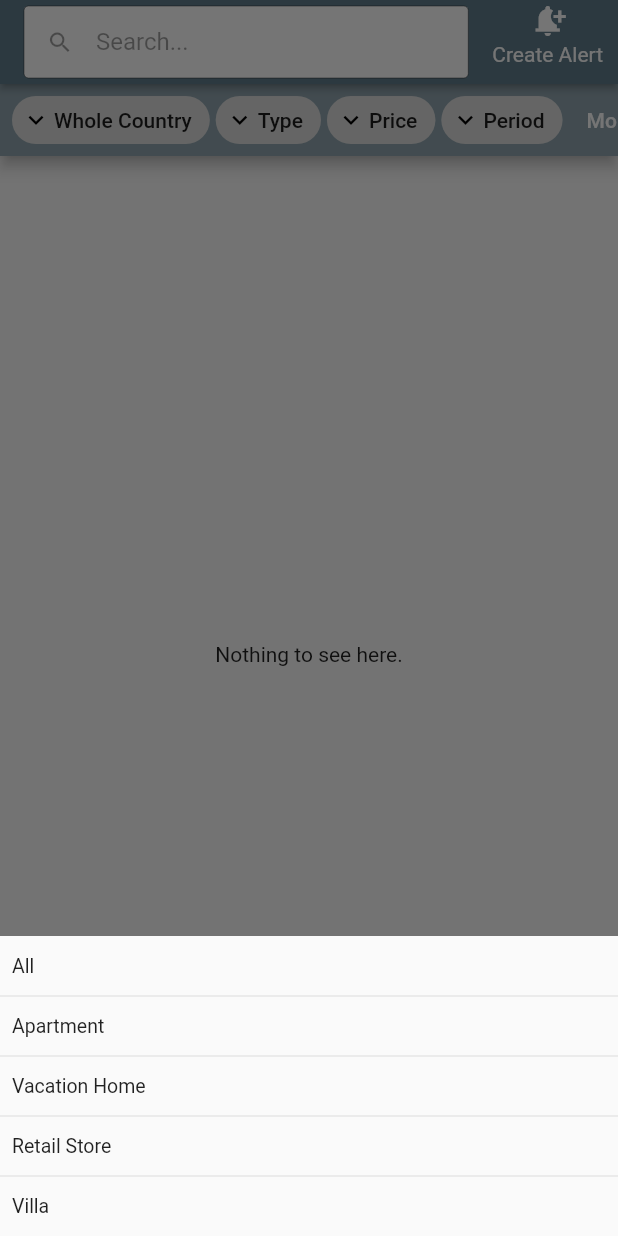
After one commit to khttps/rentall, a Flutter app: the screen it shows after launch, after a tap on "Type", on a phone screen of 412 x 824 dp. The commit adds this screen. Run offline on Flutter 3.47's test engine with Material 2 defaults, Android fonts, the phone set to English and light mode, and no system bars; our stand-ins replace cached_network_image, carousel_slider, cloud_firestore, easy_localization, equatable, firebase_core and 8 more; missing offline and left inert: phone_number; accounts and stored records are empty.

Commit message:
Fixed RenderFlex with RentalCard

```diff
--- a/lib/home/view/home_screen.dart
+++ b/lib/home/view/home_screen.dart
@@ -2,7 +2,6 @@ import 'package:flutter/material.dart';
 
 import '../../screens.dart';
 import '../../widgets/widgets.dart';
-import 'widgets/widgets.dart';
 
 class HomeScreen extends StatefulWidget {
   static const routeName = 'home';
--- a/lib/home/view/widgets/expandable_fab.dart
+++ b/lib/home/view/widgets/expandable_fab.dart
@@ -4,7 +4,7 @@ import 'package:flutter/material.dart';
 
 class ExpandableFab extends StatefulWidget {
   final List<Widget> children;
-  ExpandableFab({
+  const ExpandableFab({
     required this.children,
     Key? key,
   }) : super(key: key);
--- a/lib/publish/bloc/publish_bloc.dart
+++ b/lib/publish/bloc/publish_bloc.dart
@@ -59,7 +59,6 @@ class PublishBloc extends Bloc<PublishEvent, PublishState> {
         rental: rental,
       ));
     } on Exception catch (err) {
-      rethrow;
       emit(PublishState(
         status: PublishLoadStatus.failed,
         error: (err as dynamic).message,
--- a/lib/rentals/bloc/rentals_bloc.dart
+++ b/lib/rentals/bloc/rentals_bloc.dart
@@ -43,7 +43,6 @@ class RentalsBloc extends Bloc<RentalsEvent, RentalsState> {
         rentals: rentals,
       ));
     } on Exception catch (err) {
-      rethrow;
       emit(state.copyWith(
         status: RentalsLoadStatus.failed,
         error: (err as dynamic).message,
@@ -71,7 +70,6 @@ class RentalsBloc extends Bloc<RentalsEvent, RentalsState> {
         rentals: rentals,
       ));
     } on Exception catch (err) {
-      rethrow;
       emit(state.copyWith(
         status: RentalsLoadStatus.failed,
         error: (err as dynamic).message,
@@ -94,7 +92,6 @@ class RentalsBloc extends Bloc<RentalsEvent, RentalsState> {
         rentals: rentals,
       ));
     } on Exception catch (err) {
-      rethrow;
       emit(state.copyWith(
         status: RentalsLoadStatus.failed,
         error: (err as dynamic).message,
@@ -115,7 +112,6 @@ class RentalsBloc extends Bloc<RentalsEvent, RentalsState> {
         rentals: rentals,
       ));
     } on Exception catch (err) {
-      rethrow;
       emit(state.copyWith(
         status: RentalsLoadStatus.failed,
         error: (err as dynamic).message,
@@ -135,7 +131,6 @@ class RentalsBloc extends Bloc<RentalsEvent, RentalsState> {
         rentals: rentals,
       ));
     } on Exception catch (err) {
-      rethrow;
       emit(state.copyWith(
         status: RentalsLoadStatus.failed,
         error: (err as dynamic).message,
--- a/lib/rentals/view/rentals_screen.dart
+++ b/lib/rentals/view/rentals_screen.dart
@@ -1,14 +1,11 @@
 import 'package:easy_localization/easy_localization.dart';
 import 'package:flutter/material.dart';
 import 'package:flutter_bloc/flutter_bloc.dart';
-import 'package:flutter_form_builder/flutter_form_builder.dart';
-import 'package:form_builder_validators/form_builder_validators.dart';
-import 'package:rentall/data/model/rent_period.dart';
-import 'package:rentall/rentals/view/widgets/price_form.dart';
 
 import '../../blocs.dart';
 import '../../data/model/governorate.dart';
 import '../../data/model/property_type.dart';
+import '../../data/model/rent_period.dart';
 import '../../widgets/widgets.dart';
 import 'widgets/widgets.dart';
 
@@ -203,6 +200,7 @@ class RentalsScreen extends StatelessWidget {
               return ListView.separated(
                 physics: const NeverScrollableScrollPhysics(),
                 padding: const EdgeInsets.all(8.0),
+                shrinkWrap: true,
                 itemCount: state.rentals!.length,
                 separatorBuilder: (c, i) => const SizedBox(height: 8.0),
                 itemBuilder: (context, index) {
@@ -210,12 +208,7 @@ class RentalsScreen extends StatelessWidget {
                 },
               );
             } else {
-              return Stack(
-                children: [
-                  ListView(),
-                  const Center(child: Text('Nothing to see here.')),
-                ],
-              );
+              return const EmptyList();
             }
           },
         ),
--- /dev/null
+++ b/lib/rentals/view/widgets/empty_list.dart
@@ -0,0 +1,17 @@
+import 'package:flutter/material.dart';
+
+class EmptyList extends StatelessWidget {
+  const EmptyList({
+    Key? key,
+  }) : super(key: key);
+
+  @override
+  Widget build(BuildContext context) {
+    return Stack(
+      children: [
+        ListView(),
+        const Center(child: Text('Nothing to see here.')),
+      ],
+    );
+  }
+}
--- a/lib/rentals/view/widgets/price_form.dart
+++ b/lib/rentals/view/widgets/price_form.dart
@@ -87,6 +87,7 @@ class _PriceFormState extends State<PriceForm> {
                 if (to != null && from != null && to < from) {
                   return 'Start value can\'t be larger than end value.';
                 }
+                return null;
               },
             ),
             const SizedBox(height: 4.0),
--- a/lib/rentals/view/widgets/widgets.dart
+++ b/lib/rentals/view/widgets/widgets.dart
@@ -1 +1,3 @@
 export 'rental_card.dart';
+export 'empty_list.dart';
+export 'price_form.dart';
--- a/lib/router.dart
+++ b/lib/router.dart
@@ -1,8 +1,5 @@
 import 'package:flutter/material.dart';
 import 'package:rentall/screens.dart';
-import 'details/details.dart';
-import 'home/home.dart';
-import 'publish/publish.dart';
 import 'data/model/rental.dart';
 
 MaterialPageRoute<dynamic> onGenerateRoute(RouteSettings settings) {
--- a/lib/search/view/search_screen.dart
+++ b/lib/search/view/search_screen.dart
@@ -1,7 +1,4 @@
-import 'package:cached_network_image/cached_network_image.dart';
 import 'package:flutter/material.dart';
-
-import '../../home/view/widgets/widgets.dart';
 import '../../widgets/widgets.dart';
 
 class SearchScreen extends StatefulWidget {
```
Also changed, not shown: lib/rentals/view/widgets/rental_card.dart (+13 -13 lines).
